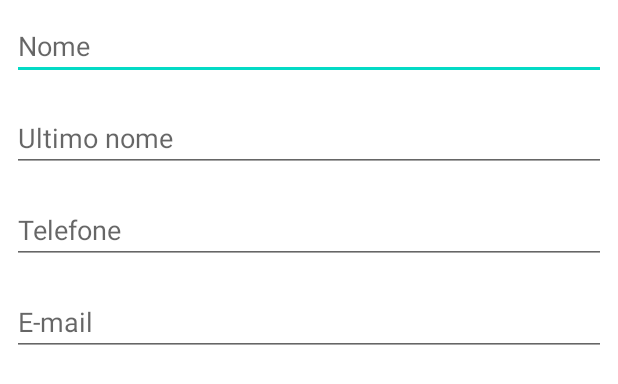
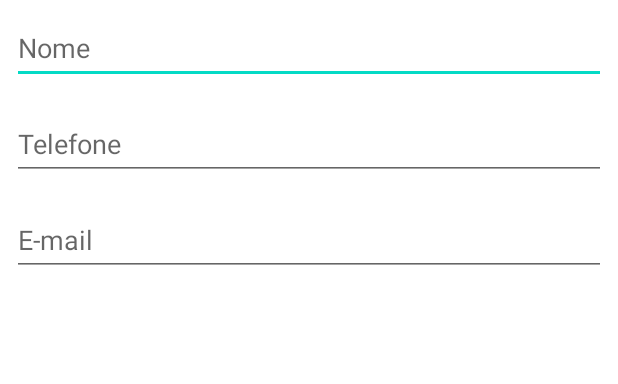
Before and after one commit to A-Pass-Studies/alura.android-training.project01-student-contacts, an Android app: the layout activity_student_form.xml on its own in the app's theme, with its tools: preview values and no code run, on a phone screen of 412 x 824 dp. Shown: the top 384 px of the screen. Run offline under Robolectric (Android 15) with nearby library versions, the phone set to English and light mode, and no system bars.

Commit message:
remove lastname field of student

```diff
--- a/app/src/main/res/layout/activity_student_form.xml
+++ b/app/src/main/res/layout/activity_student_form.xml
@@ -8,7 +8,8 @@
     <LinearLayout
         android:layout_width="match_parent"
         android:layout_height="wrap_content"
-        android:orientation="vertical">
+        android:orientation="vertical"
+        android:gravity="center">
 
         <EditText
             android:id="@+id/activity_student_form_name_edt"
@@ -16,34 +17,30 @@
             android:layout_height="wrap_content"
             android:layout_margin="8dp"
             android:hint="@string/field_name_hint"
-            android:inputType="textCapWords"
-            android:importantForAutofill="no" />
-
-        <EditText
-            android:id="@+id/activity_student_form_lastname_edt"
-            android:layout_width="match_parent"
-            android:layout_height="wrap_content"
-            android:layout_margin="8dp"
-            android:hint="@string/field_lastname_hint"
-            android:inputType="textCapWords"
-            android:importantForAutofill="no" />
+            android:minHeight="48dp"
+            android:maxWidth="488dp"
+            android:importantForAutofill="no"
+            android:inputType="textCapWords" />
 
         <EditText
             android:id="@+id/activity_student_form_phone_etd"
             android:layout_width="match_parent"
             android:layout_height="wrap_content"
             android:layout_margin="8dp"
+            android:minHeight="48dp"
+            android:autofillHints="no"
             android:hint="@string/phone"
-            android:inputType="phone"
-            android:autofillHints="no" />
+            android:inputType="phone" />
 
         <EditText
             android:id="@+id/activity_student_form_email_edt"
             android:layout_width="match_parent"
             android:layout_height="wrap_content"
             android:layout_margin="8dp"
+            android:minHeight="48dp"
+            android:maxWidth="488dp"
             android:hint="@string/email"
-            android:inputType="textEmailAddress"
-            android:importantForAutofill="no" />
+            android:importantForAutofill="no"
+            android:inputType="textEmailAddress" />
     </LinearLayout>
 </ScrollView>
```
Also changed, not shown: app/src/main/java/apass/studies/alura/androidtraining/project01studentcontacts/data/database/Migrations.java (added, +43 -0 lines), app/src/main/java/apass/studies/alura/androidtraining/project01studentcontacts/data/database/StudentContactsDatabase.java (+4 -5 lines), app/src/main/java/apass/studies/alura/androidtraining/project01studentcontacts/model/Student.java (+1 -13 lines), app/src/main/java/apass/studies/alura/androidtraining/project01studentcontacts/ui/student/StudentFormActivity.java (+1 -9 lines).
